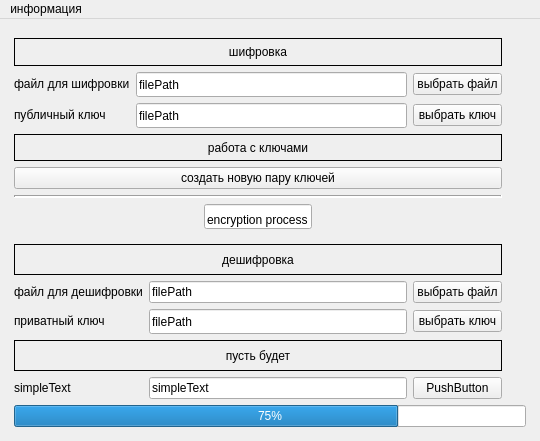
Qt form MainWindow.ui (VecrouN/lab_3) before a commit.
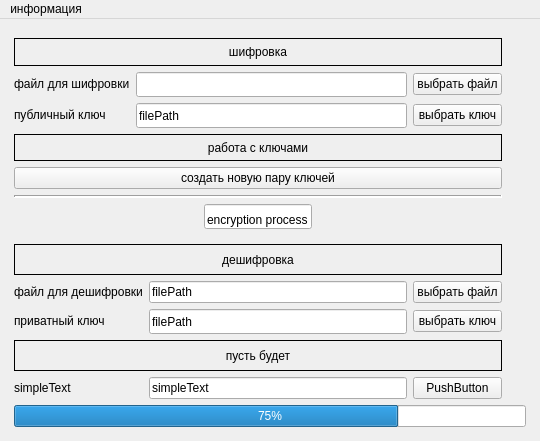
The same form after that commit.

```diff
--- a/MainWindow.ui
+++ b/MainWindow.ui
@@ -443,7 +443,7 @@
            </size>
           </property>
           <property name="text">
-           <string>filePath</string>
+           <string/>
           </property>
           <property name="readOnly">
            <bool>true</bool>
```
